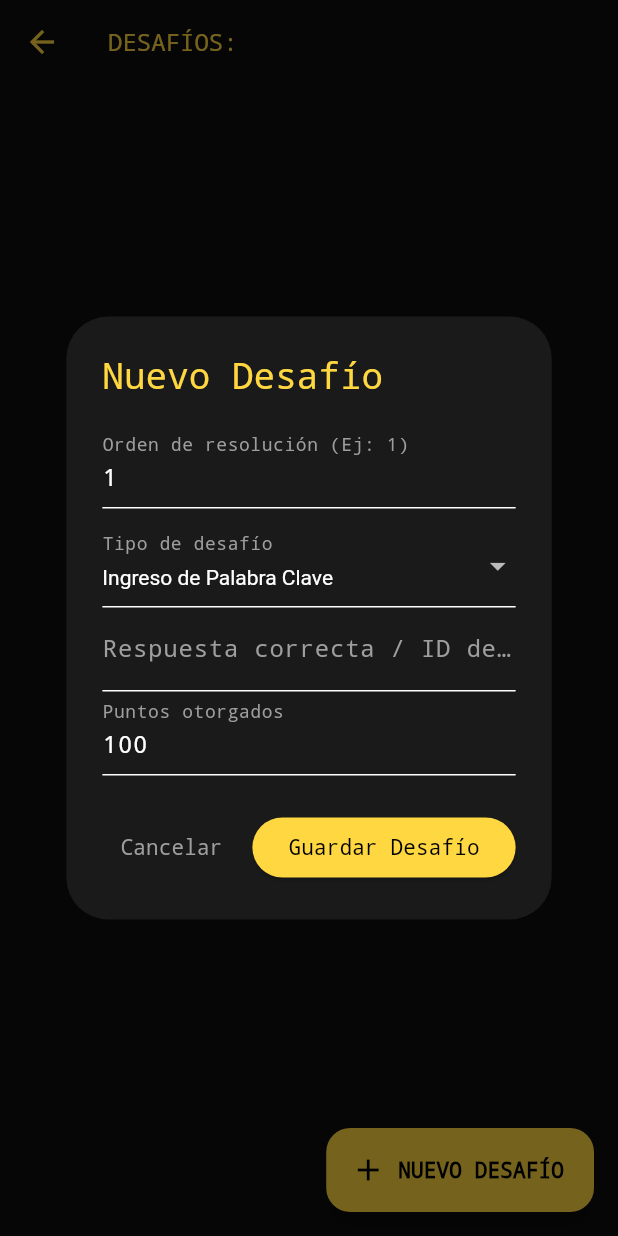
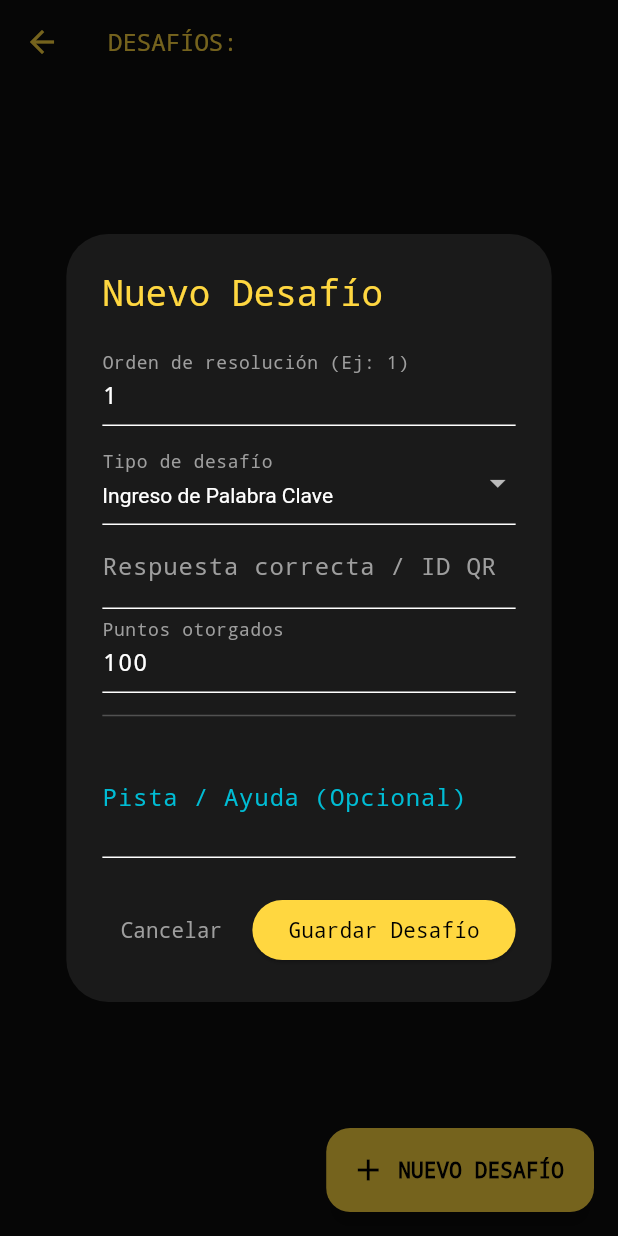
Before and after one commit to tomasesquivel/stand_eventos, a Flutter app: the PantallaAdminDesafios screen opened directly with empty values, after a tap on "NUEVO DESAFÍO", on a phone screen of 412 x 824 dp. Run offline on Flutter 3.47's test engine with Material 3 defaults, Android fonts, the phone set to English and light mode, and no system bars; our stand-ins replace supabase_flutter; accounts and stored records are empty.

Commit message:
feat(ADM10): formulario e inserción relacional de pistas asociadas a un desafío

```diff
--- a/lib/screens/pantalla_admin_desafios.dart
+++ b/lib/screens/pantalla_admin_desafios.dart
@@ -39,13 +39,14 @@ class _PantallaAdminDesafiosState extends State<PantallaAdminDesafios> {
     }
   }
 
-  // Criterio 1: Modal con formulario para cargar el acertijo
+
   void _mostrarModalDesafio() {
     final formKey = GlobalKey<FormState>();
     final ordenCtrl = TextEditingController(text: (_desafios.length + 1).toString());
     final respuestaCtrl = TextEditingController();
     final puntosCtrl = TextEditingController(text: '100');
-    String tipoSeleccionado = 'texto'; // Por defecto, según modelo BD
+    final pistaCtrl = TextEditingController();
+    String tipoSeleccionado = 'texto';
 
     showDialog(
       context: context,
@@ -61,7 +62,6 @@ class _PantallaAdminDesafiosState extends State<PantallaAdminDesafios> {
                   child: Column(
                     mainAxisSize: MainAxisSize.min,
                     children: [
-                      // Criterio 2: Validaciones de campos obligatorios
                       TextFormField(
                         controller: ordenCtrl,
                         keyboardType: TextInputType.number,
@@ -77,13 +77,13 @@ class _PantallaAdminDesafiosState extends State<PantallaAdminDesafios> {
                         decoration: const InputDecoration(labelText: 'Tipo de desafío', labelStyle: TextStyle(color: Colors.grey)),
                         items: const [
                           DropdownMenuItem(value: 'texto', child: Text('Ingreso de Palabra Clave')),
-                          DropdownMenuItem(value: 'qr', child: Text('Escanear QR')),
+                          DropdownMenuItem(value: 'qr', child: Text('Escaneo QR')),
                         ],
                         onChanged: (val) => setStateModal(() => tipoSeleccionado = val!),
                       ),
                       TextFormField(
                         controller: respuestaCtrl,
-                        decoration: const InputDecoration(labelText: 'Respuesta correcta / ID del QR', labelStyle: TextStyle(color: Colors.grey)),
+                        decoration: const InputDecoration(labelText: 'Respuesta correcta / ID QR', labelStyle: TextStyle(color: Colors.grey)),
                         style: const TextStyle(color: Colors.white),
                         validator: (value) => value == null || value.trim().isEmpty ? 'La respuesta es obligatoria' : null,
                       ),
@@ -93,6 +93,19 @@ class _PantallaAdminDesafiosState extends State<PantallaAdminDesafios> {
                         decoration: const InputDecoration(labelText: 'Puntos otorgados', labelStyle: TextStyle(color: Colors.grey)),
                         style: const TextStyle(color: Colors.white),
                         validator: (value) => value == null || value.trim().isEmpty ? 'Requerido' : null,
+                      ),
+                      const Divider(color: Colors.white24, height: 30),
+                      // ADM10: Campo específico para la pista
+                      TextFormField(
+                        controller: pistaCtrl,
+                        decoration: const InputDecoration(
+                          labelText: 'Pista / Ayuda (Opcional)',
+                          labelStyle: TextStyle(color: Colors.cyan),
+                          hintText: 'Ej: Busca debajo de la mesa',
+                          hintStyle: TextStyle(color: Colors.white38)
+                        ),
+                        style: const TextStyle(color: Colors.white),
+                        maxLines: 2,
                       ),
                     ],
                   ),
@@ -105,20 +118,28 @@ class _PantallaAdminDesafiosState extends State<PantallaAdminDesafios> {
                 ),
                 ElevatedButton(
                   onPressed: () async {
-                    // Criterio 2: Impide guardar si falta información
                     if (!formKey.currentState!.validate()) return;
 
                     Navigator.pop(dialogContext);
                     setState(() => _isLoading = true);
 
                     try {
-                      await supabase.from('desafio').insert({
+
+                      final nuevoDesafio = await supabase.from('desafio').insert({
                         'id_experiencia': widget.experiencia['id_experiencia'],
                         'orden_resolucion': int.parse(ordenCtrl.text),
                         'tipo': tipoSeleccionado,
                         'respuesta_correcta': respuestaCtrl.text.trim(),
                         'puntos_otorgados': int.parse(puntosCtrl.text),
-                      });
+                      }).select().single();
+
+
+                      if (pistaCtrl.text.trim().isNotEmpty) {
+                        await supabase.from('pista').insert({
+                          'id_desafio': nuevoDesafio['id_desafio'],
+                          'texto_ayuda': pistaCtrl.text.trim(),
+                        });
+                      }
 
                       await _cargarDesafios();
                     } catch (e) {
@@ -147,7 +168,7 @@ class _PantallaAdminDesafiosState extends State<PantallaAdminDesafios> {
         elevation: 0,
         iconTheme: const IconThemeData(color: Colors.amberAccent),
       ),
-      // Criterio 1: Botón visible para cargar el desafío
+
       floatingActionButton: FloatingActionButton.extended(
         onPressed: _mostrarModalDesafio,
         backgroundColor: Colors.amberAccent,
@@ -159,7 +180,7 @@ class _PantallaAdminDesafiosState extends State<PantallaAdminDesafios> {
         ? const Center(child: CircularProgressIndicator(color: Colors.amberAccent))
         : _desafios.isEmpty
           ? const Center(child: Text('No hay desafíos configurados aún.', style: TextStyle(color: Colors.grey)))
-          // Criterio 3: Listado dentro de la configuración
+
           : ListView.builder(
               padding: const EdgeInsets.all(16),
               itemCount: _desafios.length,
```
